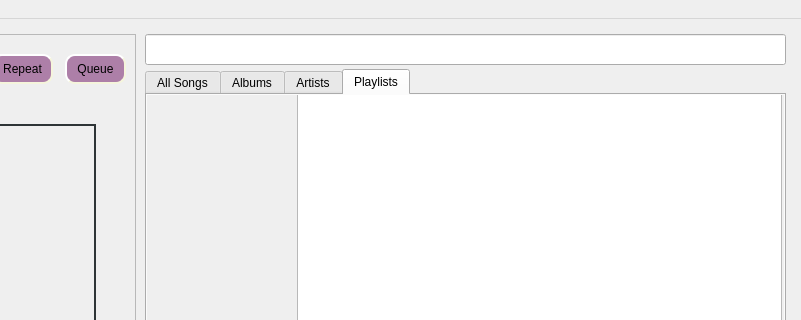
The window that src/player.ui (pirxus/waPlayer) describes before a commit, drawn with Qt 5; both pictures show x 165 to 966 and y 0 to 320 of the 966 by 550 pixel window.
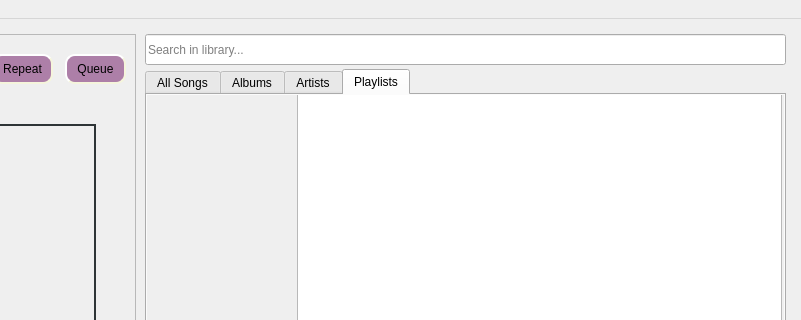
The same window after the commit. Icons and pictures are not drawn.

The edit to the form file:
```diff
--- a/src/player.ui
+++ b/src/player.ui
@@ -763,6 +763,9 @@
     <property name="focusPolicy">
      <enum>Qt::ClickFocus</enum>
     </property>
+    <property name="placeholderText">
+     <string notr="true">Search in library...</string>
+    </property>
    </widget>
   </widget>
   <widget class="QMenuBar" name="menubar">
```
